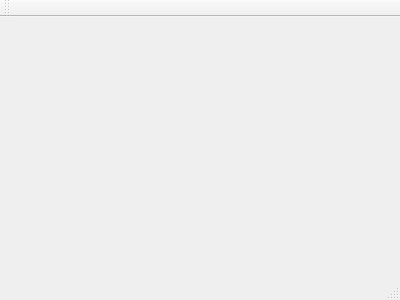
This is Stimulator/mainwindow.ui in Dystill/umassd-osld as Qt 5 draws it before an edit. The edited form follows.
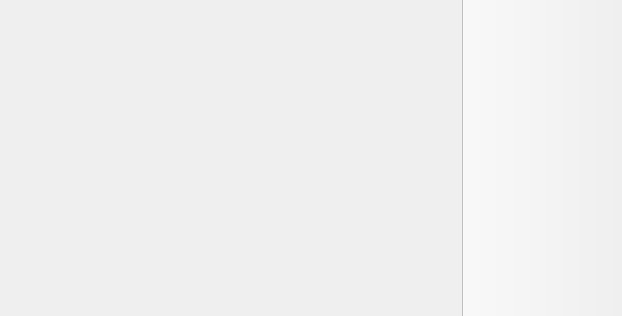
This is the edited form.

Commit message: Added a very rough stimulator UI. Will probably end up switching to using a panel as a container for the controls rather than a toolbox.

```diff
--- a/Stimulator/mainwindow.ui
+++ b/Stimulator/mainwindow.ui
@@ -1,24 +1,59 @@
 <ui version="4.0">
  <class>MainWindow</class>
- <widget class="QMainWindow" name="MainWindow" >
-  <property name="geometry" >
+ <widget class="QMainWindow" name="MainWindow">
+  <property name="geometry">
    <rect>
     <x>0</x>
     <y>0</y>
-    <width>400</width>
-    <height>300</height>
+    <width>622</width>
+    <height>316</height>
    </rect>
   </property>
   <property name="windowTitle" >
    <string>MainWindow</string>
   </property>
-  <widget class="QMenuBar" name="menuBar" />
-  <widget class="QToolBar" name="mainToolBar" />
-  <widget class="QWidget" name="centralWidget" />
-  <widget class="QStatusBar" name="statusBar" />
+  <widget class="QWidget" name="centralWidget"/>
+  <widget class="QMenuBar" name="menuBar">
+   <property name="geometry">
+    <rect>
+     <x>0</x>
+     <y>0</y>
+     <width>622</width>
+     <height>22</height>
+    </rect>
+   </property>
+  </widget>
+  <widget class="QToolBar" name="mainToolBar">
+   <property name="minimumSize">
+    <size>
+     <width>160</width>
+     <height>260</height>
+    </size>
+   </property>
+   <property name="maximumSize">
+    <size>
+     <width>160</width>
+     <height>16777215</height>
+    </size>
+   </property>
+   <property name="movable">
+    <bool>false</bool>
+   </property>
+   <property name="allowedAreas">
+    <set>Qt::RightToolBarArea</set>
+   </property>
+   <property name="floatable">
+    <bool>false</bool>
+   </property>
+   <attribute name="toolBarArea">
+    <enum>RightToolBarArea</enum>
+   </attribute>
+   <attribute name="toolBarBreak">
+    <bool>false</bool>
+   </attribute>
+  </widget>
  </widget>
- <layoutDefault spacing="6" margin="11" />
- <pixmapfunction></pixmapfunction>
+ <layoutdefault spacing="6" margin="11"/>
  <resources/>
  <connections/>
 </ui>
```
Left out of the diff: 3 changed lines with no effect on the pictures. The commit also changes 3 other files.
